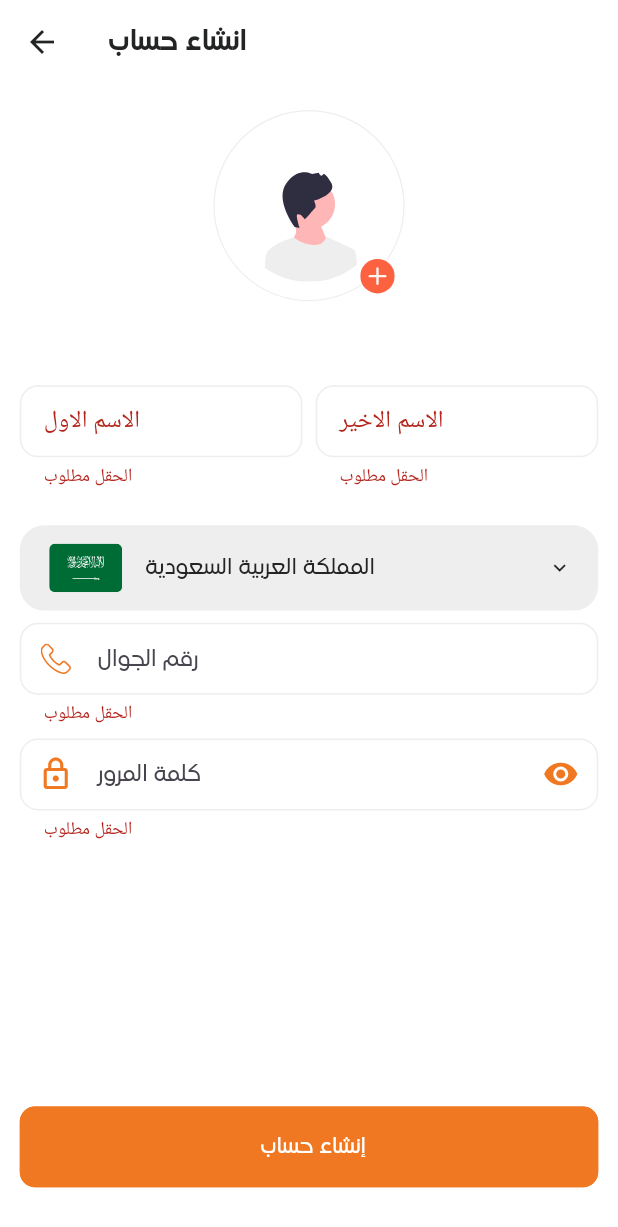
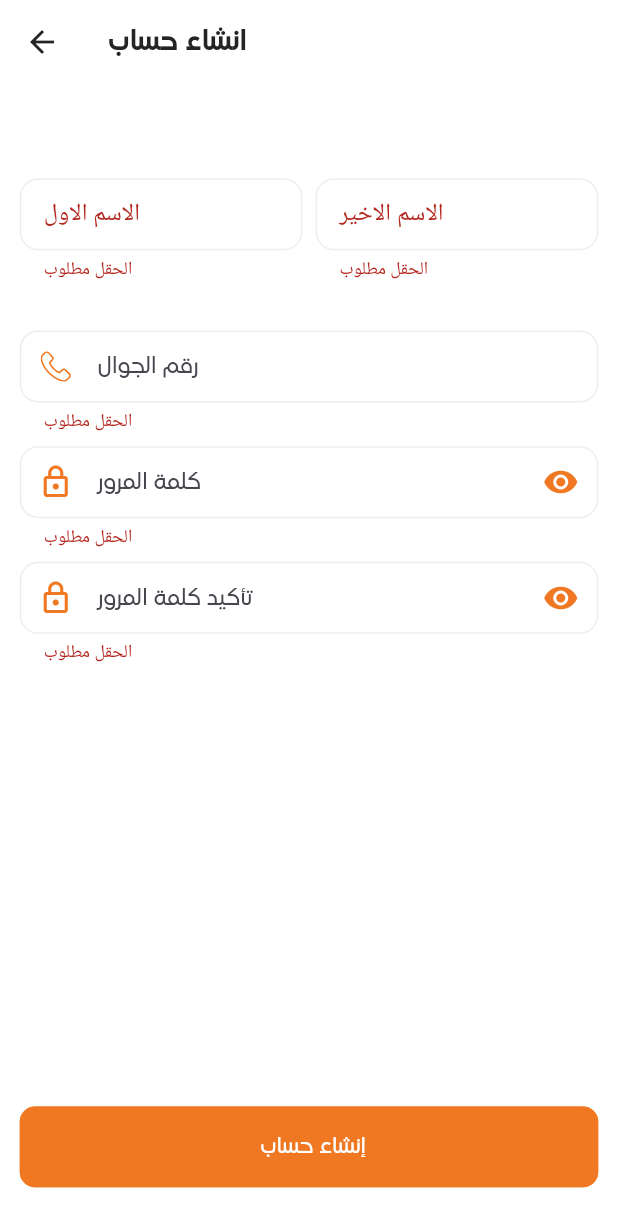
Before and after one commit to AbdoOo20/Sulah, a Flutter app: the Register screen opened directly, after a tap on "إنشاء حساب", on a phone screen of 412 x 824 dp. Shown: the top 1227 px of the screen. Run offline on Flutter 3.47's test engine with Material 3 defaults, Android fonts, the phone set to English and light mode, and no system bars; our stand-ins replace awesome_dialog, cached_network_image, carousel_slider, connectivity_plus, country_code_picker, dio and 21 more; missing offline and left inert: google_maps_place_picker_mb; accounts and stored records are empty; network calls fail.

Commit message:
first commit

```diff
--- a/assets/strings/ar.json
+++ b/assets/strings/ar.json
@@ -41,6 +41,7 @@
   "invited": "مدعو بواسطة مستخدم ؟",
   "enterCode": "ادخل الكودد",
   "msgInvalidPhoneNumber": "رقم الهاتف غير صحيح",
+  "msgInvalidPasswordNotMatch": "كلمة المرور غير متطابقة",
   "phoneMustBeEntered": "يجب إدخال رقم الهاتف",
   "phoneNotRegistered": "رقم الهاتف غير مسجل",
   "msgFormFieldRequired": "الحقل مطلوب",
@@ -237,5 +238,6 @@
   "acceptOrder": "تم قبول عرض على هذا المنتج بقيمة",
   "paymentWait": "انتظر الدفع",
   "paymentAccept": "تم الدفع",
-  "refuseOrder": "تم رفض عرض"
+  "refuseOrder": "تم رفض عرض",
+  "confirmPassword": "تأكيد كلمة المرور"
 }
--- a/assets/strings/en.json
+++ b/assets/strings/en.json
@@ -63,6 +63,7 @@
   "invited": "invited by user?",
   "enterCode": "Enter Code",
   "msgInvalidPhoneNumber": "Invalid Phone Number",
+  "msgInvalidPasswordNotMatch": "Password Not Match",
   "phoneMustBeEntered": "Phone Must Be Entered",
   "phoneNotRegistered": "The phone number is not registered",
   "msgFormFieldRequired": "Form Field Required",
@@ -236,5 +237,6 @@
   "acceptOrder": "An offer has been accepted for this product",
   "paymentWait": "Wait Payment",
   "paymentAccept": "Payment Confirmed",
-  "refuseOrder": "Offer Refused"
+  "refuseOrder": "Offer Refused",
+  "confirmPassword": "Confirm Password"
 }
--- a/lib/presentation/modules/auth/auth_view_model.dart
+++ b/lib/presentation/modules/auth/auth_view_model.dart
@@ -40,6 +40,7 @@ class AuthViewModel with ChangeNotifier {
   bool _isClicked = false;
   final TextEditingController phoneController = TextEditingController();
   final TextEditingController passwordController = TextEditingController();
+  final TextEditingController confirmPasswordController = TextEditingController();
 
   ///getters
   bool get isLoading => _isLoading;
--- a/lib/presentation/modules/auth/login/widgets/country_sheet.dart
+++ b/lib/presentation/modules/auth/login/widgets/country_sheet.dart
@@ -17,7 +17,7 @@ class CountrySheet extends StatefulWidget {
 
 class _CountrySheetState extends State<CountrySheet> {
   final tag = 'ChangeCountrySheet';
-  late String code=Provider.of<AuthViewModel>(context, listen: false).phoneCode ;
+  late String code= '+966' ;
   void _onCountrySelected() {
     Navigator.pop(context);
     Provider.of<AuthViewModel>(context, listen: false).phoneCodeCountry=code;
--- a/lib/presentation/modules/auth/register/register.dart
+++ b/lib/presentation/modules/auth/register/register.dart
@@ -64,6 +64,11 @@ class _RegisterState extends State<Register> {
         } else if (phone.length < 7) {
           Provider.of<AuthViewModel>(context, listen: false).validationMsg =
               LocaleKeys.msgInvalidPhoneNumber.tr();
+        }else if (Provider.of<AuthViewModel>(context, listen: false)
+            .confirmPasswordController.text.trim() != Provider.of<AuthViewModel>(context, listen: false)
+            .passwordController.text.trim()) {
+          ToastUtils.showToast(LocaleKeys.msgInvalidPasswordNotMatch.tr());
+
         } else {
           registerBody.firstName = _firstNameController.text;
           registerBody.lastName = _lastNameController.text;
@@ -81,6 +86,9 @@ class _RegisterState extends State<Register> {
                 .clear();
             Provider.of<AuthViewModel>(context, listen: false)
                 .passwordController
+                .clear();
+            Provider.of<AuthViewModel>(context, listen: false)
+                .confirmPasswordController
                 .clear();
             _firstNameController.clear();
             _lastNameController.clear();
@@ -108,44 +116,44 @@ class _RegisterState extends State<Register> {
               Expanded(
                 child: ListAnimator(
                   children: [
-                    InkWell(
-                        onTap: () {
-                          showModalBottomSheet(
-                            context: context,
-                            shape: RoundedRectangleBorder(
-                                borderRadius: BorderRadius.vertical(
-                              top: Radius.circular(20.r),
-                            )),
-                            builder: (BuildContext context) {
-                              return SafeArea(
-                                child: Column(
-                                  mainAxisSize: MainAxisSize.min,
-                                  children: <Widget>[
-                                    ListTile(
-                                      leading: const Icon(Icons.camera_alt),
-                                      title: Text('takePicture'.tr()),
-                                      onTap: () {
-                                        _getImage(ImageSource.camera);
-                                        Navigator.pop(context);
-                                      },
-                                    ),
-                                    ListTile(
-                                      leading: const Icon(Icons.image),
-                                      title: Text('chooseFromGallery'.tr()),
-                                      onTap: () {
-                                        _getImage(ImageSource.gallery);
-                                        Navigator.pop(context);
-                                      },
-                                    ),
-                                  ],
-                                ),
-                              );
-                            },
-                          );
-                        },
-                        child: PickerPart(
-                          image: _image,
-                        )),
+                    // InkWell(
+                    //     onTap: () {
+                    //       showModalBottomSheet(
+                    //         context: context,
+                    //         shape: RoundedRectangleBorder(
+                    //             borderRadius: BorderRadius.vertical(
+                    //           top: Radius.circular(20.r),
+                    //         )),
+                    //         builder: (BuildContext context) {
+                    //           return SafeArea(
+                    //             child: Column(
+                    //               mainAxisSize: MainAxisSize.min,
+                    //               children: <Widget>[
+                    //                 ListTile(
+                    //                   leading: const Icon(Icons.camera_alt),
+                    //                   title: Text('takePicture'.tr()),
+                    //                   onTap: () {
+                    //                     _getImage(ImageSource.camera);
+                    //                     Navigator.pop(context);
+                    //                   },
+                    //                 ),
+                    //                 ListTile(
+                    //                   leading: const Icon(Icons.image),
+                    //                   title: Text('chooseFromGallery'.tr()),
+                    //                   onTap: () {
+                    //                     _getImage(ImageSource.gallery);
+                    //                     Navigator.pop(context);
+                    //                   },
+                    //                 ),
+                    //               ],
+                    //             ),
+                    //           );
+                    //         },
+                    //       );
+                    //     },
+                    //     child: PickerPart(
+                    //       image: _image,
+                    //     )),
                     VerticalSpace(AppSize.s32.h),
                     _buildForm(),
                     VerticalSpace(AppSize.s8.h),
@@ -190,53 +198,53 @@ class _RegisterState extends State<Register> {
             ],
           ),
           VerticalSpace(AppSize.s24.h),
-          InkWell(
-            onTap: () {
-              showChangeCountrySheet(context);
-            },
-            child: Container(
-              padding: EdgeInsets.symmetric(horizontal: 16.w),
-              height: 56.h,
-              width: MediaQuery.of(context).size.width,
-              decoration: BoxDecoration(
-                borderRadius: BorderRadius.circular(16.r),
-                color: AppColors.grayLight,
-              ),
-              child: Row(
-                mainAxisAlignment: MainAxisAlignment.spaceBetween,
-                children: [
-                  Row(
-                    children: [
-                      SVGIcon(
-                        Provider.of<AuthViewModel>(context, listen: true)
-                                    .phoneCode ==
-                                '+966'
-                            ? Assets.flag
-                            : Assets.flagEgypt,
-                        width: 48.w,
-                        height: 32.h,
-                      ),
-                      HorizontalSpace(12.w),
-                      Text(
-                        Provider.of<AuthViewModel>(context, listen: true)
-                                    .phoneCode ==
-                                '+966'
-                            ? LocaleKeys.saudiArabia.tr()
-                            : LocaleKeys.egypt.tr(),
-                        style: const TextStyle()
-                            .bodyStyle()
-                            .customColor(AppColors.black),
-                      ),
-                    ],
-                  ),
-                  Icon(
-                    Icons.keyboard_arrow_down,
-                    size: 16.r,
-                  )
-                ],
-              ),
-            ),
-          ),
+          // InkWell(
+          //   onTap: () {
+          //     showChangeCountrySheet(context);
+          //   },
+          //   child: Container(
+          //     padding: EdgeInsets.symmetric(horizontal: 16.w),
+          //     height: 56.h,
+          //     width: MediaQuery.of(context).size.width,
+          //     decoration: BoxDecoration(
+          //       borderRadius: BorderRadius.circular(16.r),
+          //       color: AppColors.grayLight,
+          //     ),
+          //     child: Row(
+          //       mainAxisAlignment: MainAxisAlignment.spaceBetween,
+          //       children: [
+          //         Row(
+          //           children: [
+          //             SVGIcon(
+          //               Provider.of<AuthViewModel>(context, listen: true)
+          //                           .phoneCode ==
+          //                       '+966'
+          //                   ? Assets.flag
+          //                   : Assets.flagEgypt,
+          //               width: 48.w,
+          //               height: 32.h,
+          //             ),
+          //             HorizontalSpace(12.w),
+          //             Text(
+          //               Provider.of<AuthViewModel>(context, listen: true)
+          //                           .phoneCode ==
+          //                       '+966'
+          //                   ? LocaleKeys.saudiArabia.tr()
+          //                   : LocaleKeys.egypt.tr(),
+          //               style: const TextStyle()
+          //                   .bodyStyle()
+          //                   .customColor(AppColors.black),
+          //             ),
+          //           ],
+          //         ),
+          //         Icon(
+          //           Icons.keyboard_arrow_down,
+          //           size: 16.r,
+          //         )
+          //       ],
+          //     ),
+          //   ),
+          // ),
           VerticalSpace(AppSize.s8.h),
           CustomTextFieldPhone(
             noBorder: false,
@@ -255,6 +263,14 @@ class _RegisterState extends State<Register> {
             controller: Provider.of<AuthViewModel>(context, listen: false)
                 .passwordController,
           ),
+          VerticalSpace(AppSize.s8.h),
+          CustomTextFieldPassword(
+            noBorder: false,
+            hint: LocaleKeys.confirmPassword.tr(),
+            iconSVG: Assets.svgPasswordIcon,
+            controller: Provider.of<AuthViewModel>(context, listen: false)
+                .confirmPasswordController,
+          ),
         ],
       ),
     );
```
Also changed, not shown: lib/presentation/modules/auth/login/login.dart (+47 -47 lines), lib/core/resources/locale_keys.g.dart, 4 other files.
